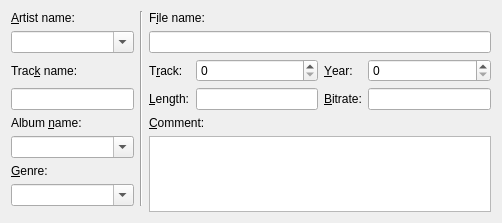
This is tageditor.ui in KDE/juk as Qt 5 draws it before an edit. The edited form follows.
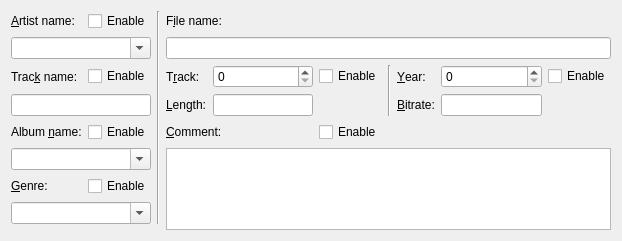
This is the edited form. Custom widgets are drawn as their Qt base class.

Commit message: Get the enable / disable buttons working with the new .ui file

The edit to the form file:
```diff
--- a/tageditor.ui
+++ b/tageditor.ui
@@ -6,8 +6,8 @@
    <rect>
     <x>0</x>
     <y>0</y>
-    <width>502</width>
-    <height>220</height>
+    <width>622</width>
+    <height>221</height>
    </rect>
   </property>
   <property name="windowTitle">
@@ -16,7 +16,7 @@
   <layout class="QHBoxLayout" name="horizontalLayout">
    <item>
     <layout class="QGridLayout" name="tagEditorLayout">
-     <item row="0" column="2" colspan="4">
+     <item row="1" column="3" colspan="7">
       <widget class="QLabel" name="fileNameLabel">
        <property name="text">
         <string>F&amp;ile name:</string>
@@ -26,7 +26,7 @@
        </property>
       </widget>
      </item>
-     <item row="2" column="2">
+     <item row="3" column="3">
       <widget class="QLabel" name="trackLabel">
        <property name="text">
         <string>T&amp;rack:</string>
@@ -36,7 +36,7 @@
        </property>
       </widget>
      </item>
-     <item row="0" column="0">
+     <item row="1" column="0">
       <widget class="QLabel" name="artistNameLabel">
        <property name="text">
         <string>&amp;Artist name:</string>
@@ -46,7 +46,7 @@
        </property>
       </widget>
      </item>
-     <item row="4" column="0">
+     <item row="5" column="0">
       <widget class="QLabel" name="albumNameLabel">
        <property name="text">
         <string>Album &amp;name:</string>
@@ -56,7 +56,7 @@
        </property>
       </widget>
      </item>
-     <item row="6" column="0">
+     <item row="7" column="0">
       <widget class="QLabel" name="genreLabel">
        <property name="text">
         <string>&amp;Genre:</string>
@@ -66,10 +66,10 @@
        </property>
       </widget>
      </item>
-     <item row="1" column="2" colspan="4">
+     <item row="2" column="3" colspan="7">
       <widget class="KLineEdit" name="fileNameBox"/>
      </item>
-     <item row="2" column="4">
+     <item row="3" column="7">
       <widget class="QLabel" name="yearLabel">
        <property name="text">
         <string>&amp;Year:</string>
@@ -79,13 +79,13 @@
        </property>
       </widget>
      </item>
-     <item row="3" column="3">
+     <item row="4" column="4">
       <widget class="QLineEdit" name="lengthBox"/>
      </item>
-     <item row="3" column="5">
+     <item row="4" column="8">
       <widget class="QLineEdit" name="bitrateBox"/>
      </item>
-     <item row="3" column="2">
+     <item row="4" column="3">
       <widget class="QLabel" name="lengthLabel">
        <property name="text">
         <string>&amp;Length:</string>
@@ -95,7 +95,7 @@
        </property>
       </widget>
      </item>
-     <item row="3" column="4">
+     <item row="4" column="7">
       <widget class="QLabel" name="bitrateLabel">
        <property name="text">
         <string>&amp;Bitrate:</string>
@@ -105,7 +105,7 @@
        </property>
       </widget>
      </item>
-     <item row="4" column="2" colspan="4">
+     <item row="5" column="3" colspan="2">
       <widget class="QLabel" name="commentLabel">
        <property name="text">
         <string>&amp;Comment:</string>
@@ -115,10 +115,10 @@
        </property>
       </widget>
      </item>
-     <item row="5" column="2" rowspan="4" colspan="4">
+     <item row="6" column="3" rowspan="4" colspan="7">
       <widget class="KTextEdit" name="commentBox"/>
      </item>
-     <item row="8" column="0">
+     <item row="9" column="0">
       <spacer name="verticalSpacer">
        <property name="orientation">
         <enum>Qt::Vertical</enum>
@@ -131,34 +131,42 @@
        </property>
       </spacer>
      </item>
-     <item row="5" column="0">
+     <item row="6" column="0" colspan="2">
       <widget class="KComboBox" name="albumNameBox">
        <property name="editable">
         <bool>true</bool>
        </property>
       </widget>
      </item>
-     <item row="7" column="0">
+     <item row="8" column="0" colspan="2">
       <widget class="KComboBox" name="genreBox">
        <property name="editable">
         <bool>true</bool>
        </property>
       </widget>
      </item>
-     <item row="1" column="0">
+     <item row="2" column="0" colspan="2">
       <widget class="KComboBox" name="artistNameBox">
        <property name="editable">
         <bool>true</bool>
        </property>
       </widget>
      </item>
-     <item row="2" column="3">
-      <widget class="KIntSpinBox" name="trackSpin"/>
+     <item row="3" column="4">
+      <widget class="KIntSpinBox" name="trackSpin">
+       <property name="maximum">
+        <number>999</number>
+       </property>
+      </widget>
      </item>
-     <item row="2" column="5">
-      <widget class="KIntSpinBox" name="yearSpin"/>
+     <item row="3" column="8">
+      <widget class="KIntSpinBox" name="yearSpin">
+       <property name="maximum">
+        <number>9999</number>
+       </property>
+      </widget>
      </item>
-     <item row="0" column="1" rowspan="8">
+     <item row="1" column="2" rowspan="8">
       <widget class="Line" name="line">
        <property name="orientation">
         <enum>Qt::Vertical</enum>
@@ -166,9 +174,6 @@
       </widget>
      </item>
      <item row="3" column="0">
-      <widget class="KLineEdit" name="trackNameBox"/>
-     </item>
-     <item row="2" column="0">
       <widget class="QLabel" name="trackNameLabel">
        <property name="text">
         <string>Trac&amp;k name:</string>
@@ -178,6 +183,65 @@
        </property>
       </widget>
      </item>
+     <item row="1" column="1">
+      <widget class="QCheckBox" name="artistNameEnable">
+       <property name="text">
+        <string>Enable</string>
+       </property>
+      </widget>
+     </item>
+     <item row="4" column="0" colspan="2">
+      <widget class="KLineEdit" name="trackNameBox"/>
+     </item>
+     <item row="3" column="1">
+      <widget class="QCheckBox" name="trackNameEnable">
+       <property name="text">
+        <string>Enable</string>
+       </property>
+      </widget>
+     </item>
+     <item row="5" column="1">
+      <widget class="QCheckBox" name="albumNameEnable">
+       <property name="text">
+        <string>Enable</string>
+       </property>
+      </widget>
+     </item>
+     <item row="7" column="1">
+      <widget class="QCheckBox" name="genreEnable">
+       <property name="text">
+        <string>Enable</string>
+       </property>
+      </widget>
+     </item>
+     <item row="3" column="5">
+      <widget class="QCheckBox" name="trackEnable">
+       <property name="text">
+        <string>Enable</string>
+       </property>
+      </widget>
+     </item>
+     <item row="3" column="9">
+      <widget class="QCheckBox" name="yearEnable">
+       <property name="text">
+        <string>Enable</string>
+       </property>
+      </widget>
+     </item>
+     <item row="5" column="5" colspan="5">
+      <widget class="QCheckBox" name="commentEnable">
+       <property name="text">
+        <string>Enable</string>
+       </property>
+      </widget>
+     </item>
+     <item row="3" column="6" rowspan="2">
+      <widget class="Line" name="line_2">
+       <property name="orientation">
+        <enum>Qt::Vertical</enum>
+       </property>
+      </widget>
+     </item>
     </layout>
    </item>
   </layout>
```
Left out of the diff: 115 changed lines with no effect on the pictures. The commit also changes 2 other files.
